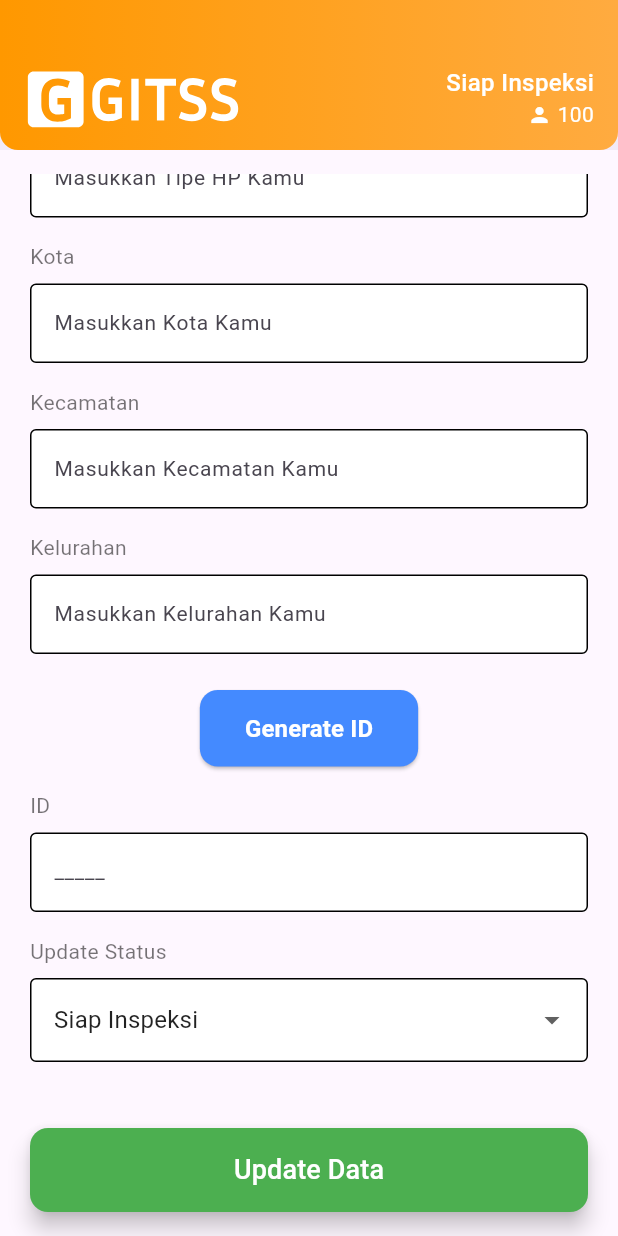
After one commit to amiqyolo/gitss, a Flutter app: the InputInspectionView screen opened by its route, scrolled down 254 dp, after a tap on "Generate ID", on a phone screen of 412 x 824 dp. The commit adds this screen. Run offline on Flutter 3.47's test engine with Material 3 defaults, Android fonts, the phone set to English and light mode, and no system bars; our stand-ins replace flutter_svg, get.

Commit message:
add input inspection & slicing UI

```diff
--- /dev/null
+++ b/lib/app/modules/input_inspection/bindings/input_inspection_binding.dart
@@ -0,0 +1,12 @@
+import 'package:get/get.dart';
+
+import '../controllers/input_inspection_controller.dart';
+
+class InputInspectionBinding extends Bindings {
+  @override
+  void dependencies() {
+    Get.lazyPut<InputInspectionController>(
+      () => InputInspectionController(),
+    );
+  }
+}
--- /dev/null
+++ b/lib/app/modules/input_inspection/controllers/input_inspection_controller.dart
@@ -0,0 +1,82 @@
+import 'package:flutter/material.dart';
+import 'package:flutter/material.dart';
+import 'package:flutter/material.dart';
+import 'package:flutter/material.dart';
+import 'package:flutter/material.dart';
+import 'package:flutter/material.dart';
+import 'package:get/get.dart';
+
+import '../../../models/inspection/user_info.dart';
+
+class InputInspectionController extends GetxController {
+  late TextEditingController nameController;
+  late TextEditingController phoneController;
+  late TextEditingController phoneTypeController;
+  late TextEditingController cityController;
+  late TextEditingController subDistrictController;
+  late TextEditingController villageController;
+
+  // Generated ID and dropdown status
+  final RxString generatedId = "".obs;
+  final RxString selectedStatus = "Siap Inspeksi".obs;
+
+  // Dropdown options
+  final List<String> statusOptions = ["Siap Inspeksi", "Dalam Proses", "Selesai"];
+
+  // Generate ID
+  void generateId() {
+    final userInfo = UserInfo(
+      name: nameController.text,
+      phoneNumber: phoneController.text,
+      phoneType: phoneTypeController.text,
+      city: cityController.text,
+      subDistrict: subDistrictController.text,
+      village: villageController.text,
+      backgroundIcon: '',
+    );
+    generatedId.value = generateUserId(userInfo);
+  }
+
+  // Simulasi Update Data ke Server
+  Future<void> updateData() async {
+    if (generatedId.value.isEmpty) {
+      Get.snackbar("Error", "ID belum digenerate");
+      return;
+    }
+
+    // Simulasi request server
+    await Future.delayed(const Duration(seconds: 2));
+    Get.snackbar("Success", "Data berhasil diupdate!");
+  }
+
+  String generateUserId(UserInfo userInfo) {
+    return "${userInfo.name}_${userInfo.phoneNumber}_${userInfo.phoneType}_${userInfo.city}_${userInfo.subDistrict}_${userInfo.village}";
+  }
+
+  @override
+  void onInit() {
+    super.onInit();
+    nameController = TextEditingController();
+    phoneController = TextEditingController();
+    phoneTypeController = TextEditingController();
+    cityController = TextEditingController();
+    subDistrictController = TextEditingController();
+    villageController = TextEditingController();
+  }
+
+  @override
+  void onReady() {
+    super.onReady();
+  }
+
+  @override
+  void onClose() {
+    nameController.dispose();
+    phoneController.dispose();
+    phoneTypeController.dispose();
+    cityController.dispose();
+    subDistrictController.dispose();
+    villageController.dispose();
+    super.onClose();
+  }
+}
--- /dev/null
+++ b/lib/app/modules/input_inspection/views/input_inspection_view.dart
@@ -0,0 +1,297 @@
+import 'package:flutter/material.dart';
+import 'package:flutter_svg/flutter_svg.dart';
+import 'package:get/get.dart';
+
+import '../controllers/input_inspection_controller.dart';
+
+class InputInspectionView extends GetView<InputInspectionController> {
+  const InputInspectionView({super.key});
+
+  @override
+  Widget build(BuildContext context) {
+    return Scaffold(
+      appBar: AppBar(
+        automaticallyImplyLeading: false,
+        toolbarHeight: 100.0,
+        backgroundColor: Colors.transparent,
+        elevation: 20.0,
+        flexibleSpace: ClipPath(
+          child: Container(
+            decoration: BoxDecoration(
+              gradient: LinearGradient(
+                begin: Alignment.centerLeft,
+                end: Alignment.centerRight,
+                colors: [
+                  Colors.orange,
+                  Colors.orangeAccent,
+                ],
+              ),
+              borderRadius: BorderRadius.only(
+                bottomLeft: Radius.circular(12.0),
+                bottomRight: Radius.circular(12.0),
+              ),
+            ),
+            padding: EdgeInsets.symmetric(horizontal: 16.0),
+            child: Padding(
+              padding: EdgeInsets.only(top: 30.0),
+              child: Row(
+                mainAxisAlignment: MainAxisAlignment.spaceBetween,
+                crossAxisAlignment: CrossAxisAlignment.stretch,
+                children: [
+                  SvgPicture.asset(
+                    'assets/images/gitss_logo.svg',
+                    semanticsLabel: 'Gitss Logo',
+                    height: 50,
+                  ),
+                  Column(
+                    crossAxisAlignment: CrossAxisAlignment.end,
+                    mainAxisAlignment: MainAxisAlignment.center,
+                    children: [
+                      Text(
+                        'Siap Inspeksi',
+                        style: TextStyle(
+                          fontSize: 16.0,
+                          color: Colors.white,
+                          fontWeight: FontWeight.w500,
+                        ),
+                      ),
+                      SizedBox(width: 10.0),
+                      Row(
+                        children: [
+                          const Icon(Icons.person,
+                              size: 16, color: Colors.white),
+                          const SizedBox(width: 4),
+                          Text(
+                            "100",
+                            style: const TextStyle(
+                              fontSize: 14,
+                              color: Colors.white,
+                            ),
+                          ),
+                        ],
+                      ),
+                    ],
+                  ),
+                ],
+              ),
+            ),
+          ),
+        ),
+      ),
+      body: Padding(
+        padding: const EdgeInsets.symmetric(horizontal: 20.0, vertical: 16.0),
+        child: SingleChildScrollView(
+          padding: EdgeInsets.only(bottom: 100.0),
+          child: Column(
+            crossAxisAlignment: CrossAxisAlignment.start,
+            children: [
+              // Input fields
+              _buildInputField("Nama", controller.nameController),
+              _buildInputField("No HP", controller.phoneController),
+              _buildInputField("Tipe HP", controller.phoneTypeController),
+              _buildInputField("Kota", controller.cityController),
+              _buildInputField("Kecamatan", controller.subDistrictController),
+              _buildInputField("Kelurahan", controller.villageController),
+
+              const SizedBox(height: 16),
+
+              // Generate ID Button
+              Center(
+                child: ElevatedButton(
+                  onPressed: controller.generateId,
+                  style: ElevatedButton.styleFrom(
+                    backgroundColor: Colors.blueAccent,
+                    shape: RoundedRectangleBorder(
+                      borderRadius: BorderRadius.all(
+                        Radius.circular(12.0),
+                      ),
+                    ),
+                    padding: EdgeInsets.symmetric(
+                      horizontal: 30.0,
+                      vertical: 14.0,
+                    ),
+                  ),
+                  child: Text(
+                    "Generate ID",
+                    style: TextStyle(
+                      color: Colors.white,
+                      fontWeight: FontWeight.w600,
+                      fontSize: 16.0,
+                    ),
+                  ),
+                ),
+              ),
+
+              const SizedBox(height: 16),
+
+              // Display Generated ID
+              Obx(() {
+                return Column(
+                  crossAxisAlignment: CrossAxisAlignment.start,
+                  children: [
+                    Text(
+                      'ID',
+                      style: TextStyle(
+                        color: Colors.black54,
+                        fontSize: 14.0,
+                        fontWeight: FontWeight.w400,
+                      ),
+                    ),
+                    const SizedBox(height: 8.0),
+                    TextField(
+                      readOnly: true,
+                      autofocus: false,
+                      style: const TextStyle(
+                        fontSize: 14.0,
+                        color: Color(0xFF6D6D85),
+                        fontWeight: FontWeight.w400,
+                      ),
+                      decoration: InputDecoration(
+                        hintText: controller.generatedId.value.isEmpty
+                            ? "ID Akan Muncul Di sini"
+                            : controller.generatedId.value,
+                        border: OutlineInputBorder(),
+                        filled: true,
+                        fillColor: Colors.white,
+                        // contentPadding:
+                        // EdgeInsets.only(left: 14.0, bottom: 8.0, top: 8.0),
+                        enabledBorder: OutlineInputBorder(
+                          borderSide: BorderSide(color: Colors.black),
+                        ),
+                        focusedBorder: OutlineInputBorder(
+                          borderSide: BorderSide(color: Colors.black),
+                        ),
+                      ),
+                    ),
+                  ],
+                );
+              }),
+
+              const SizedBox(height: 16),
+
+              // Dropdown for Status
+              Obx(() {
+                return Column(
+                  crossAxisAlignment: CrossAxisAlignment.start,
+                  children: [
+                    Text(
+                      'Update Status',
+                      style: TextStyle(
+                        color: Colors.black54,
+                        fontSize: 14.0,
+                        fontWeight: FontWeight.w400,
+                      ),
+                    ),
+                    const SizedBox(height: 8.0),
+                    DropdownButtonFormField<String>(
+                      value: controller.selectedStatus.value,
+                      items: controller.statusOptions.map((status) {
+                        return DropdownMenuItem(
+                          value: status,
+                          child: Text(
+                            status,
+                            style: TextStyle(
+                              fontWeight: FontWeight.w400,
+                              color: Colors.black87,
+                            ),
+                          ),
+                        );
+                      }).toList(),
+                      onChanged: (value) {
+                        controller.selectedStatus.value = value!;
+                      },
+                      decoration: const InputDecoration(
+                        border: OutlineInputBorder(),
+                        filled: true,
+                        fillColor: Colors.white,
+                        // contentPadding:
+                        // EdgeInsets.only(left: 14.0, bottom: 8.0, top: 8.0),
+                        enabledBorder: OutlineInputBorder(
+                          borderSide: BorderSide(color: Colors.black),
+                        ),
+                        focusedBorder: OutlineInputBorder(
+                          borderSide: BorderSide(color: Colors.black),
+                        ),
+                      ),
+                    ),
+                  ],
+                );
+              }),
+            ],
+          ),
+        ),
+      ),
+      floatingActionButton: SizedBox(
+        width: MediaQuery.of(context).size.width - 40.0,
+        child: FloatingActionButton.extended(
+          backgroundColor: Colors.green,
+          shape: RoundedRectangleBorder(
+            borderRadius: BorderRadius.all(
+              Radius.circular(12.0),
+            ),
+          ),
+          onPressed: controller.updateData,
+          label: Text(
+            "Update Data",
+            style: TextStyle(
+              color: Colors.white,
+              fontSize: 18.0,
+              fontWeight: FontWeight.w500,
+            ),
+          ),
+        ),
+      ),
+      floatingActionButtonLocation: FloatingActionButtonLocation.centerFloat,
+    );
+  }
+
+  // Helper method for input fields
+  Widget _buildInputField(String label, TextEditingController controller) {
+    return Padding(
+      padding: const EdgeInsets.symmetric(vertical: 8.0),
+      child: Column(
+        crossAxisAlignment: CrossAxisAlignment.start,
+        children: [
+          Text(
+            label,
+            style: TextStyle(
+              color: Colors.black54,
+              fontSize: 14.0,
+              fontWeight: FontWeight.w400,
+            ),
+          ),
+          const SizedBox(height: 8.0),
+          TextField(
+            controller: controller,
+            autofocus: false,
+            style: const TextStyle(
+              fontSize: 14.0,
+              color: Color(0xFF6D6D85),
+              fontWeight: FontWeight.w400,
+            ),
+            decoration: InputDecoration(
+              // labelText: 'Email',
+              hintText: 'Masukkan $label Kamu',
+              // prefixIcon: Icon(Icons.email),
+              border: OutlineInputBorder(),
+              filled: true,
+              fillColor: Colors.white,
+              // contentPadding:
+              // EdgeInsets.only(left: 14.0, bottom: 8.0, top: 8.0),
+              enabledBorder: OutlineInputBorder(
+                borderSide: BorderSide(color: Colors.black),
+              ),
+              focusedBorder: OutlineInputBorder(
+                borderSide: BorderSide(color: Colors.black),
+              ),
+            ),
+            // maxLength: 20,
+            onChanged: (text) {
+              print('Entered value: $text');
+            },
+          ),
+        ],
+      ),
+    );
+  }
+}
--- a/lib/app/routes/app_pages.dart
+++ b/lib/app/routes/app_pages.dart
@@ -8,6 +8,8 @@ import '../modules/forget_password/bindings/forget_password_binding.dart';
 import '../modules/forget_password/views/forget_password_view.dart';
 import '../modules/home/bindings/home_binding.dart';
 import '../modules/home/views/home_view.dart';
+import '../modules/input_inspection/bindings/input_inspection_binding.dart';
+import '../modules/input_inspection/views/input_inspection_view.dart';
 import '../modules/inspection_result/bindings/inspection_result_binding.dart';
 import '../modules/inspection_result/views/inspection_result_view.dart';
 import '../modules/login/bindings/login_binding.dart';
@@ -86,5 +88,10 @@ class AppPages {
       page: () => const InspectionResultView(),
       binding: InspectionResultBinding(),
     ),
+    GetPage(
+      name: _Paths.INPUT_INSPECTION,
+      page: () => const InputInspectionView(),
+      binding: InputInspectionBinding(),
+    ),
   ];
 }
--- a/lib/app/routes/app_routes.dart
+++ b/lib/app/routes/app_routes.dart
@@ -14,6 +14,7 @@ abstract class Routes {
   static const REGISTER_OTP_VERIFICATION = _Paths.REGISTER_OTP_VERIFICATION;
   static const REGISTER_SUCCESS = _Paths.REGISTER_SUCCESS;
   static const INSPECTION_RESULT = _Paths.INSPECTION_RESULT;
+  static const INPUT_INSPECTION = _Paths.INPUT_INSPECTION;
 }
 
 abstract class _Paths {
@@ -29,4 +30,5 @@ abstract class _Paths {
   static const REGISTER_OTP_VERIFICATION = '/register-otp-verification';
   static const REGISTER_SUCCESS = '/register-success';
   static const INSPECTION_RESULT = '/inspection-result';
+  static const INPUT_INSPECTION = '/input-inspection';
 }
```
